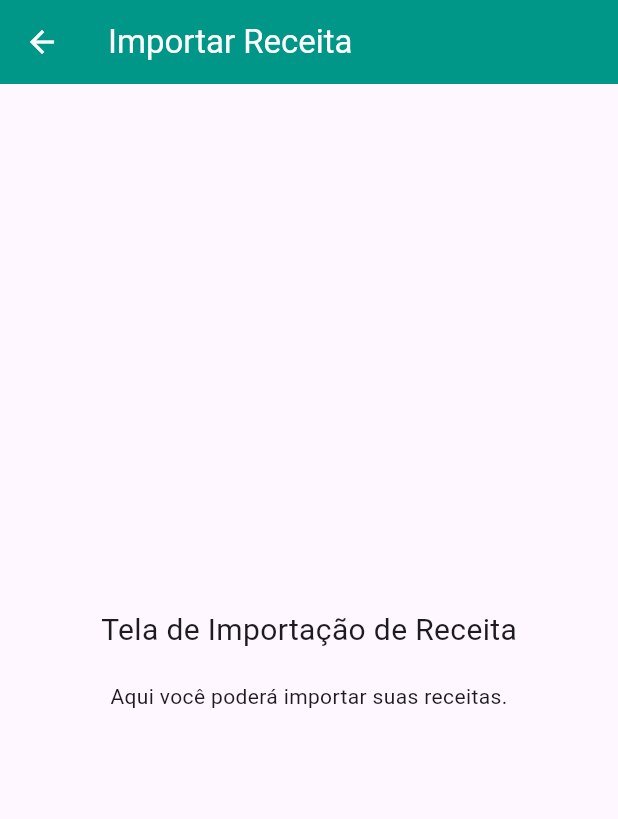
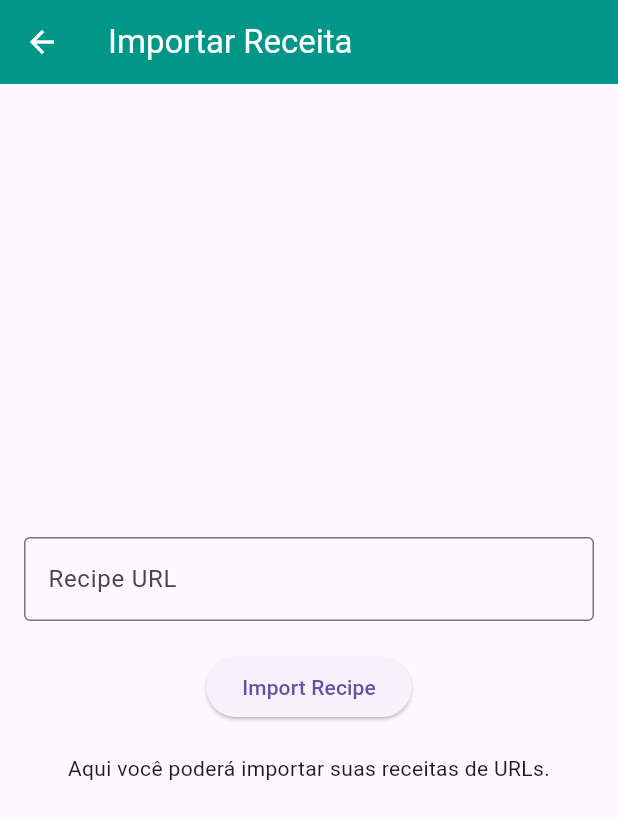
Before and after one commit to luisfelipealves/recipe_bot, a Flutter app: the ImportRecipeScreen screen opened directly, on a phone screen of 412 x 824 dp. Shown: the top 819 px of the screen. Run offline on Flutter 3.47's test engine with Material 3 defaults, Android fonts, the phone set to English and light mode, and no system bars; our stand-ins replace firebase_auth, firebase_core, google_sign_in; missing offline and left inert: recipe_app; accounts and stored records are empty; network calls fail.

Commit message:
feat: Implement recipe import from URL
This feature allows you to import recipes by pasting a URL.

Key changes:
- Modified ImportRecipeScreen to include a text field for URL input, an import button, and a loading indicator.
- Created a mock recipe extraction service (`recipe_extraction_service.dart`) that simulates fetching recipe data from a URL.
- Implemented logic in ImportRecipeScreen to call this service, handle loading states, and display errors via Snackbars.
- Added ViewExtractedRecipeScreen to display the fetched recipe details.
- Implemented "Add to Cookbook" (simulated) and "Discard" actions on the ViewExtractedRecipeScreen.
- Enhanced URL input validation in ImportRecipeScreen.
- Refined error handling to provide more user-friendly messages.

The Firebase AI integration is currently mocked and will need to be replaced with a real implementation when available.

```diff
--- a/lib/screens/import_recipe_screen.dart
+++ b/lib/screens/import_recipe_screen.dart
@@ -1,10 +1,77 @@
 // lib/screens/import_recipe_screen.dart
 import 'package:flutter/material.dart';
+import 'package:recipe_app/services/recipe_extraction_service.dart';
+import 'package:recipe_app/models/recipe_model.dart';
+import 'package:recipe_app/screens/view_extracted_recipe_screen.dart';
 
-class ImportRecipeScreen extends StatelessWidget {
+class ImportRecipeScreen extends StatefulWidget {
   const ImportRecipeScreen({super.key});
 
-  static const routeName = '/import-recipe'; // Para navegação nomeada (opcional)
+  static const routeName = '/import-recipe';
+
+  @override
+  State<ImportRecipeScreen> createState() => _ImportRecipeScreenState();
+}
+
+class _ImportRecipeScreenState extends State<ImportRecipeScreen> {
+  final _formKey = GlobalKey<FormState>();
+  final _urlController = TextEditingController();
+  bool _isLoading = false;
+
+  Future<void> _importRecipe() async {
+    if (!_formKey.currentState!.validate()) {
+      return;
+    }
+
+    setState(() {
+      _isLoading = true;
+    });
+
+    final url = _urlController.text;
+
+    try {
+      final Recipe recipe = await extractRecipeFromUrl(url);
+
+      setState(() {
+        _isLoading = false;
+      });
+
+      if (mounted) {
+        Navigator.push(
+          context,
+          MaterialPageRoute(
+            builder: (context) => ViewExtractedRecipeScreen(recipe: recipe),
+          ),
+        );
+      }
+
+    } catch (e) {
+      // 3. Ensure _isLoading is set to false in all error paths within the catch block.
+      setState(() {
+        _isLoading = false;
+      });
+
+      String errorMessage;
+      // 2. Modify this to be more user-friendly for the specific known error
+      if (e is Exception && e.toString().contains('Invalid recipe URL: Must contain the word "recipe".')) {
+        errorMessage = "Could not find a recipe at the provided URL. Please ensure it's a valid recipe link.";
+      } else {
+        errorMessage = "An unexpected error occurred. Please try again.";
+      }
+
+      if (mounted) {
+        ScaffoldMessenger.of(context).showSnackBar(
+          SnackBar(content: Text(errorMessage)),
+        );
+      }
+    }
+  }
+
+  @override
+  void dispose() {
+    _urlController.dispose();
+    super.dispose();
+  }
 
   @override
   Widget build(BuildContext context) {
@@ -12,21 +79,46 @@ class ImportRecipeScreen extends StatelessWidget {
       appBar: AppBar(
         title: const Text('Importar Receita'),
       ),
-      body: const Center(
+      body: Padding(
+        padding: const EdgeInsets.all(16.0),
+        child: Form(
+          key: _formKey,
           child: Column(
             mainAxisAlignment: MainAxisAlignment.center,
             children: <Widget>[
-            Text(
-              'Tela de Importação de Receita',
-              style: TextStyle(fontSize: 20), // Exemplo de estilo
+              TextFormField(
+                controller: _urlController,
+                decoration: const InputDecoration(
+                  labelText: 'Recipe URL',
+                  border: OutlineInputBorder(),
+                  hintText: 'e.g., https://www.example.com/recipe',
                 ),
-            SizedBox(height: 20),
-            Text(
-              'Aqui você poderá importar suas receitas.',
+                validator: (value) {
+                  if (value == null || value.isEmpty) {
+                    return 'Please enter a URL';
+                  }
+                  if (!RegExp(r'^https?:\/\/').hasMatch(value)) {
+                    return 'Please enter a valid URL (e.g., http://example.com)';
+                  }
+                  return null;
+                },
+                autovalidateMode: AutovalidateMode.onUserInteraction,
+              ),
+              const SizedBox(height: 20),
+              if (_isLoading)
+                const CircularProgressIndicator()
+              else
+                ElevatedButton(
+                  onPressed: _importRecipe,
+                  child: const Text('Import Recipe'),
+                ),
+              const SizedBox(height: 20),
+              const Text(
+                'Aqui você poderá importar suas receitas de URLs.',
                 textAlign: TextAlign.center,
               ),
-            // TODO: Implementar os campos e a lógica para importar receitas
             ],
+          ),
         ),
       ),
     );
```
Also changed, not shown: lib/screens/view_extracted_recipe_screen.dart (added, +174 -0 lines), lib/services/recipe_extraction_service.dart (added, +52 -0 lines). Lines whose indentation alone changed are shown as unchanged.
